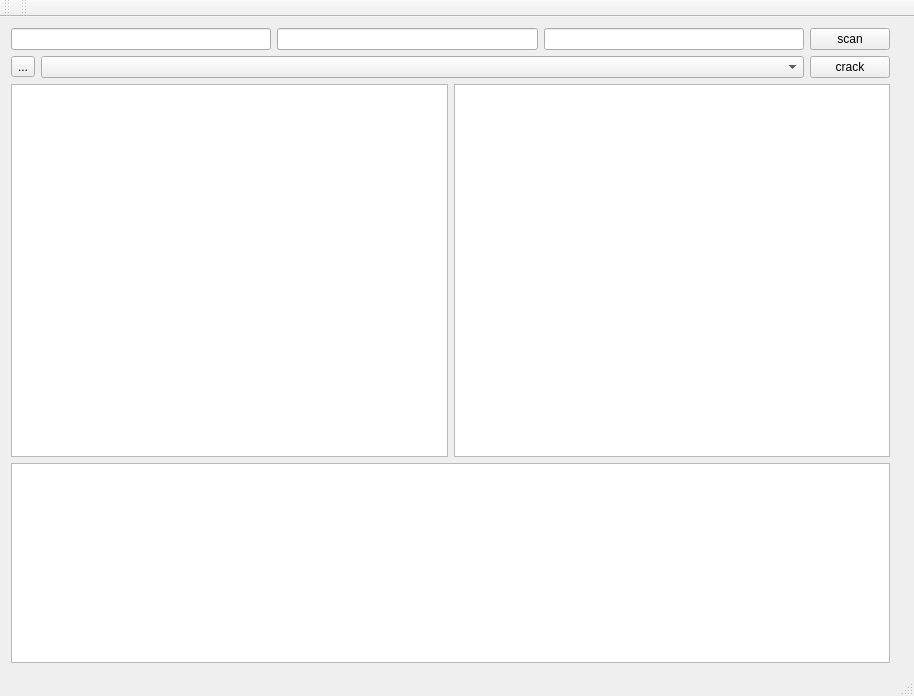
This is wificrack/mainwindow.ui in xiangshuijiao/wificrack as Qt 5 draws it before an edit. The edited form follows.
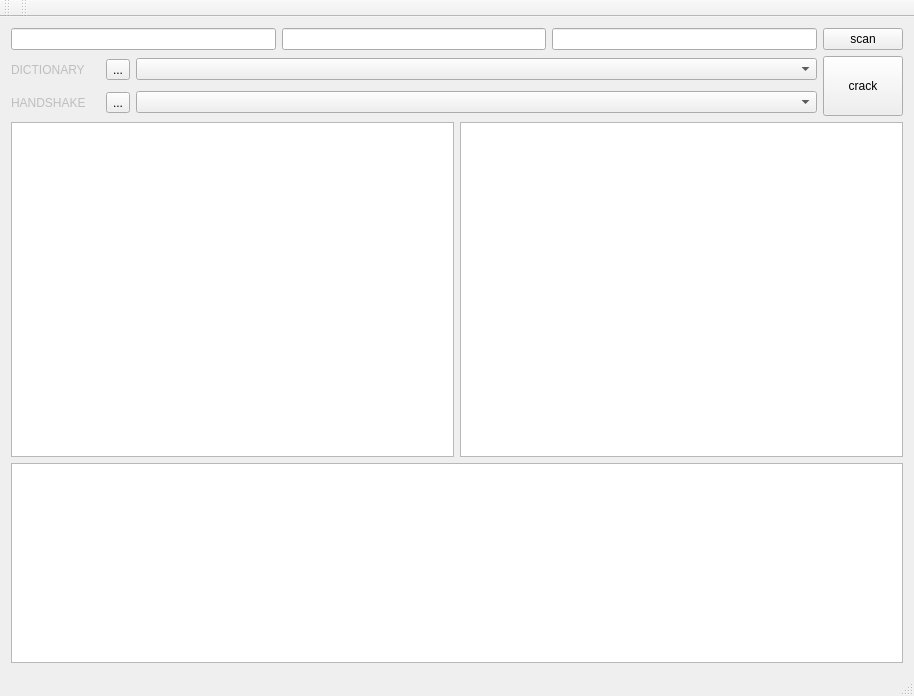
This is the edited form.

Commit message: 版本1.1 添加了选择handshake.txt文件的文件选择框

Diff of the .ui file:
```diff
--- a/wificrack/mainwindow.ui
+++ b/wificrack/mainwindow.ui
@@ -14,9 +14,9 @@
    <string>MainWindow</string>
   </property>
   <widget class="QWidget" name="centralWidget">
-   <layout class="QHBoxLayout" name="horizontalLayout_4">
+   <layout class="QVBoxLayout" name="verticalLayout_3">
     <item>
-     <layout class="QVBoxLayout" name="verticalLayout">
+     <layout class="QVBoxLayout" name="verticalLayout_2">
       <item>
        <layout class="QHBoxLayout" name="horizontalLayout_3">
         <item>
@@ -51,21 +51,93 @@
        </layout>
       </item>
       <item>
-       <layout class="QHBoxLayout" name="horizontalLayout">
+       <layout class="QHBoxLayout" name="horizontalLayout_4">
         <item>
-         <widget class="QToolButton" name="toolButton_directory_slecter">
-          <property name="text">
-           <string>...</string>
-          </property>
-         </widget>
-        </item>
-        <item>
-         <widget class="QComboBox" name="comboBox_directory_path"/>
+         <layout class="QVBoxLayout" name="verticalLayout">
+          <item>
+           <layout class="QHBoxLayout" name="horizontalLayout_2">
+            <item>
+             <widget class="QLabel" name="label_2">
+              <property name="enabled">
+               <bool>false</bool>
+              </property>
+              <property name="sizePolicy">
+               <sizepolicy hsizetype="Fixed" vsizetype="Ignored">
+                <horstretch>40</horstretch>
+                <verstretch>0</verstretch>
+               </sizepolicy>
+              </property>
+              <property name="minimumSize">
+               <size>
+                <width>89</width>
+                <height>27</height>
+               </size>
+              </property>
+              <property name="maximumSize">
+               <size>
+                <width>40</width>
+                <height>40</height>
+               </size>
+              </property>
+              <property name="text">
+               <string>DICTIONARY</string>
+              </property>
+             </widget>
+            </item>
+            <item>
+             <widget class="QToolButton" name="toolButton_directory_slecter">
+              <property name="text">
+               <string>...</string>
+              </property>
+             </widget>
+            </item>
+            <item>
+             <widget class="QComboBox" name="comboBox_directory_path"/>
+            </item>
+           </layout>
+          </item>
+          <item>
+           <layout class="QHBoxLayout" name="horizontalLayout">
+            <item>
+             <widget class="QLabel" name="label">
+              <property name="enabled">
+               <bool>false</bool>
+              </property>
+              <property name="sizePolicy">
+               <sizepolicy hsizetype="Fixed" vsizetype="Preferred">
+                <horstretch>0</horstretch>
+                <verstretch>40</verstretch>
+               </sizepolicy>
+              </property>
+              <property name="minimumSize">
+               <size>
+                <width>89</width>
+                <height>27</height>
+               </size>
+              </property>
+              <property name="text">
+               <string>HANDSHAKE</string>
+              </property>
+             </widget>
+            </item>
+            <item>
+             <widget class="QToolButton" name="toolButton_handshake_select">
+              <property name="text">
+               <string>...</string>
+              </property>
+             </widget>
+            </item>
+            <item>
+             <widget class="QComboBox" name="comboBox_handshake_path"/>
+            </item>
+           </layout>
+          </item>
+         </layout>
         </item>
         <item>
          <widget class="QPushButton" name="pushButton_crack">
           <property name="sizePolicy">
-           <sizepolicy hsizetype="Fixed" vsizetype="Fixed">
+           <sizepolicy hsizetype="Fixed" vsizetype="Ignored">
             <horstretch>0</horstretch>
             <verstretch>0</verstretch>
            </sizepolicy>
@@ -78,7 +150,7 @@
        </layout>
       </item>
       <item>
-       <layout class="QHBoxLayout" name="horizontalLayout_2">
+       <layout class="QHBoxLayout" name="horizontalLayout_5">
         <item>
          <widget class="QTextEdit" name="textEdit_AP"/>
         </item>
@@ -115,13 +187,6 @@
       </item>
      </layout>
     </item>
-    <item>
-     <widget class="QLabel" name="label">
-      <property name="text">
-       <string/>
-      </property>
-     </widget>
-    </item>
    </layout>
   </widget>
   <widget class="QMenuBar" name="menuBar">
```
The commit also changes 9 other files.
